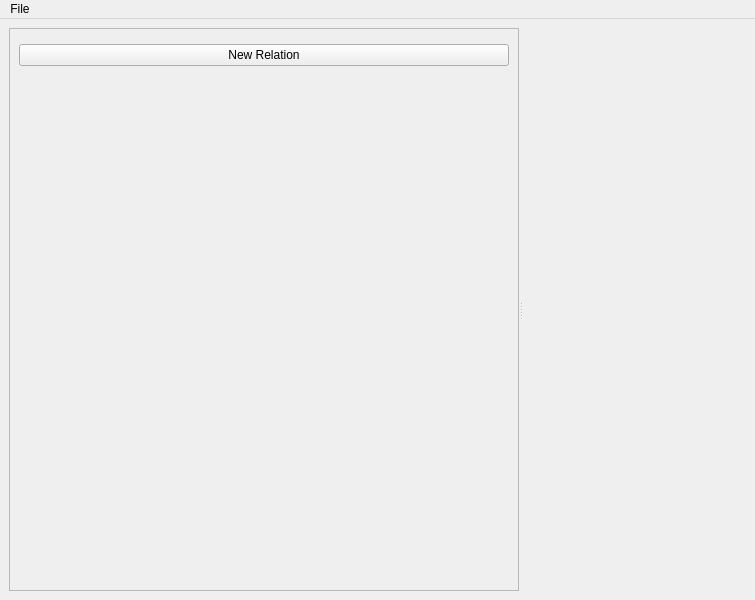
This is MainWindow.ui in goffrie/grapher as Qt 5 draws it before an edit. The edited form follows.
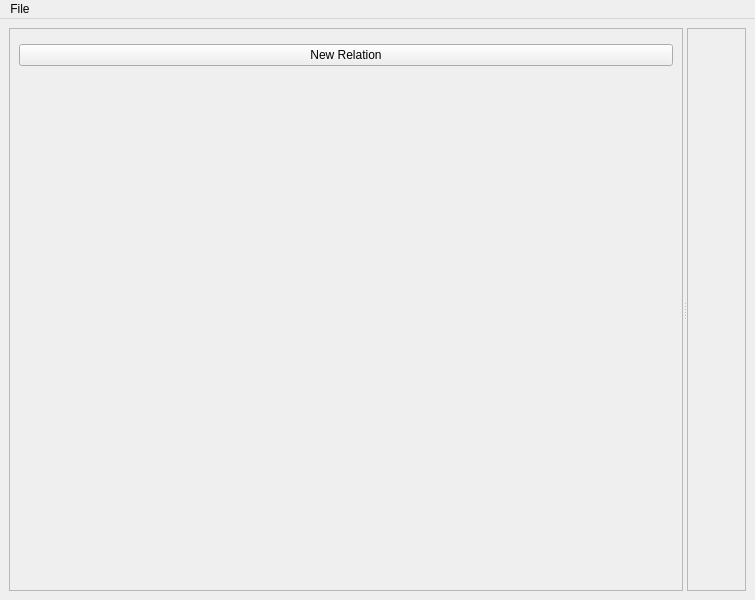
This is the edited form. Custom widgets are drawn as their Qt base class.

Commit message: UI tweak: put both sides of window in frames

Patch:
```diff
--- a/MainWindow.ui
+++ b/MainWindow.ui
@@ -14,7 +14,7 @@
    <string>Grapher</string>
   </property>
   <widget class="QWidget" name="centralwidget">
-   <layout class="QVBoxLayout" name="verticalLayout">
+   <layout class="QHBoxLayout" name="horizontalLayout">
     <item>
      <widget class="QSplitter" name="splitter">
       <property name="orientation">
@@ -30,6 +30,9 @@
          <verstretch>0</verstretch>
         </sizepolicy>
        </property>
+       <property name="frameShadow">
+        <enum>QFrame::Raised</enum>
+       </property>
        <property name="horizontalScrollBarPolicy">
         <enum>Qt::ScrollBarAlwaysOff</enum>
        </property>
@@ -41,7 +44,7 @@
          <rect>
           <x>0</x>
           <y>0</y>
-          <width>507</width>
+          <width>486</width>
           <height>566</height>
          </rect>
         </property>
@@ -75,7 +78,19 @@
         </layout>
        </widget>
       </widget>
-      <widget class="Grapher" name="graph" native="true"/>
+      <widget class="QFrame" name="frame">
+       <property name="frameShape">
+        <enum>QFrame::StyledPanel</enum>
+       </property>
+       <property name="frameShadow">
+        <enum>QFrame::Raised</enum>
+       </property>
+       <layout class="QVBoxLayout" name="verticalLayout">
+        <item>
+         <widget class="Grapher" name="graph" native="true"/>
+        </item>
+       </layout>
+      </widget>
      </widget>
     </item>
    </layout>
```
Left out of the diff: 39 changed lines with no effect on the pictures.
